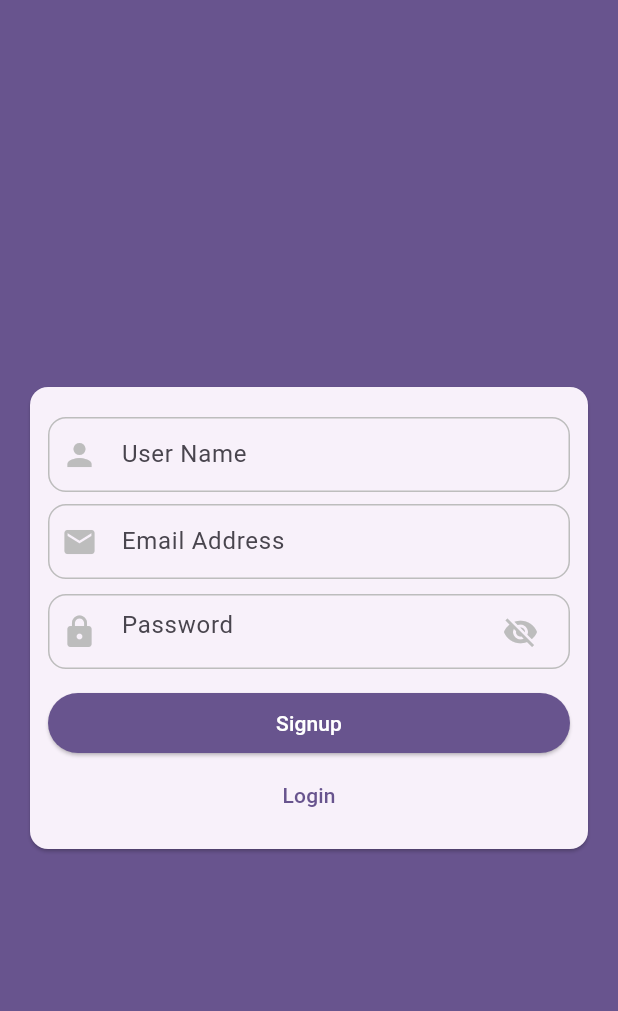
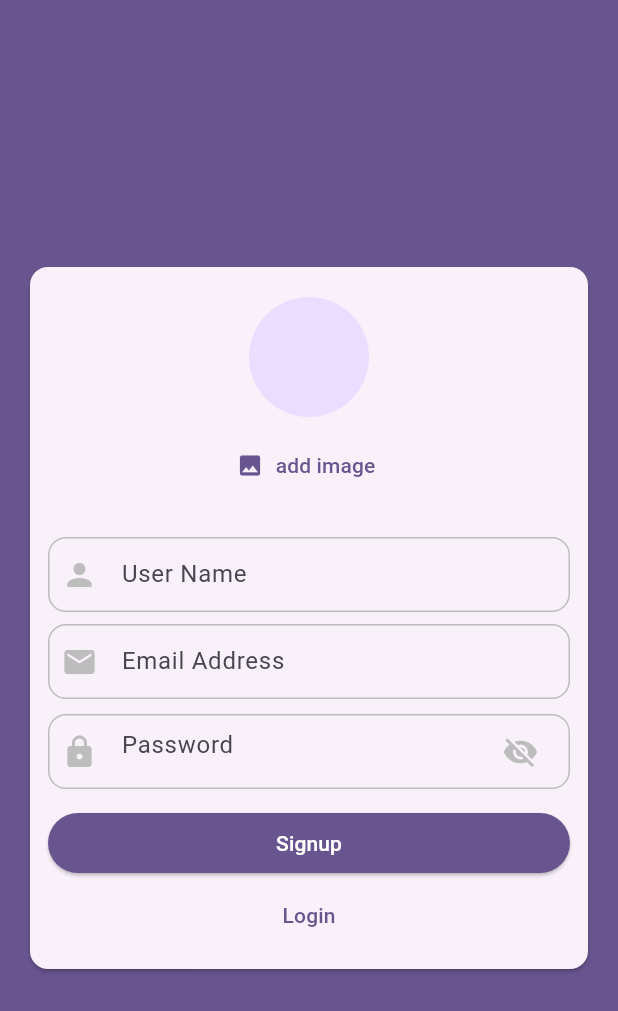
Before and after one commit to Mohamed02Emad/flutter_chat_app, a Flutter app: the screen it shows after launch, after a tap on "Create new account", on a phone screen of 412 x 824 dp. Shown: the top 1011 px of the screen. Run offline on Flutter 3.47's test engine with Material 3 defaults, Android fonts, the phone set to English and light mode, and no system bars; our stand-ins replace cloud_firestore, firebase_auth, firebase_core, firebase_storage, image_picker; accounts and stored records are empty; network calls fail.

Commit message:
add userImage to user data

```diff
--- a/lib/widgets/auth/auth_form.dart
+++ b/lib/widgets/auth/auth_form.dart
@@ -1,5 +1,8 @@
+import 'dart:io';
+
 import 'package:flutter/material.dart';
 import 'package:flutter_chat_app/utils/extentions.dart';
+import 'package:flutter_chat_app/widgets/auth/insert_image_widget.dart';
 import 'package:flutter_chat_app/widgets/mo_loading_button.dart';
 import 'package:flutter_chat_app/widgets/mo_text_field.dart';
 
@@ -7,13 +10,14 @@ class AuthFormWidget extends StatefulWidget {
   const AuthFormWidget({required this.submitForm, super.key});
 
   final Function(String? name, String email, String password, bool isLogin,
-      BuildContext ctx) submitForm;
+      BuildContext ctx, File? imagePicked) submitForm;
 
   @override
   State<AuthFormWidget> createState() => _AuthFormWidgetState();
 }
 
 class _AuthFormWidgetState extends State<AuthFormWidget> {
+  File? _selectedImage = null;
   final _emailController = TextEditingController();
   final _userNameController = TextEditingController();
   final _passwordController = TextEditingController();
@@ -39,6 +43,16 @@ class _AuthFormWidgetState extends State<AuthFormWidget> {
               children: [
                 const SizedBox(
                   height: 8,
+                ),
+                AnimatedContainer(
+                  height: _isLogin ? 0 : 160,
+                  duration: const Duration(milliseconds: 200),
+                  child: _isLogin
+                      ? const SizedBox(
+                          width: 0,
+                          height: 0,
+                        )
+                      :  InsertImageWidget(selectImage: _selectImage,),
                 ),
                 _isLogin
                     ? const SizedBox(
@@ -141,13 +155,14 @@ class _AuthFormWidgetState extends State<AuthFormWidget> {
     FocusScope.of(context).unfocus();
 
     if (isValid) {
-      widget.submitForm(
-        _userNameController.text,
-        _emailController.text,
-        _passwordController.text,
-        _isLogin,
-        context,
-      );
+      widget.submitForm(_userNameController.text, _emailController.text,
+          _passwordController.text, _isLogin, context, _selectedImage);
+    }
+  }
+
+  void _selectImage(File? file) {
+    if (file != null) {
+      _selectedImage = file;
     }
   }
 }
--- /dev/null
+++ b/lib/widgets/auth/insert_image_widget.dart
@@ -0,0 +1,56 @@
+import 'dart:io';
+
+import 'package:flutter/material.dart';
+import 'package:image_picker/image_picker.dart';
+
+class InsertImageWidget extends StatefulWidget {
+   InsertImageWidget({required this.selectImage,super.key});
+
+  Function selectImage;
+
+  @override
+  State<InsertImageWidget> createState() => _InsertImageWidgetState();
+
+}
+class _InsertImageWidgetState extends State<InsertImageWidget> {
+  File? _storedImage;
+
+  @override
+  Widget build(BuildContext context) {
+    return Column(
+      children: [
+         CircleAvatar(
+          radius: 40,
+          backgroundImage: _storedImage != null ? FileImage(_storedImage!) : null,
+        ),
+        const SizedBox(
+          height: 8,
+        ),
+        TextButton.icon(
+          onPressed: () {
+            pickImage();
+          },
+          icon: const Icon(Icons.image),
+
+          label: const Text('add image'),
+        ),
+        const SizedBox(
+          height: 8,
+        ),
+      ],
+    );
+  }
+
+  void pickImage() async {
+    final picker = ImagePicker();
+    final image =
+        await picker.pickImage(source: ImageSource.camera, maxWidth: 100);
+    if(image?.path !=null) {
+      final imageFile = File(image!.path);
+      setState(() {
+        _storedImage = imageFile;
+        widget.selectImage(imageFile);
+      });
+  }
+}
+}
--- a/pubspec.yaml
+++ b/pubspec.yaml
@@ -37,6 +37,8 @@ dependencies:
   cupertino_icons: ^1.0.2
   cloud_firestore: ^4.13.3
   firebase_auth: ^4.15.0
+  image_picker: ^1.0.4
+  firebase_storage: ^11.5.3
 
 dev_dependencies:
   flutter_test:
```
Also changed, not shown: lib/screens/auth/auth_screen.dart (+14 -0 lines), pubspec.lock. Lines whose indentation alone changed are shown as unchanged.
